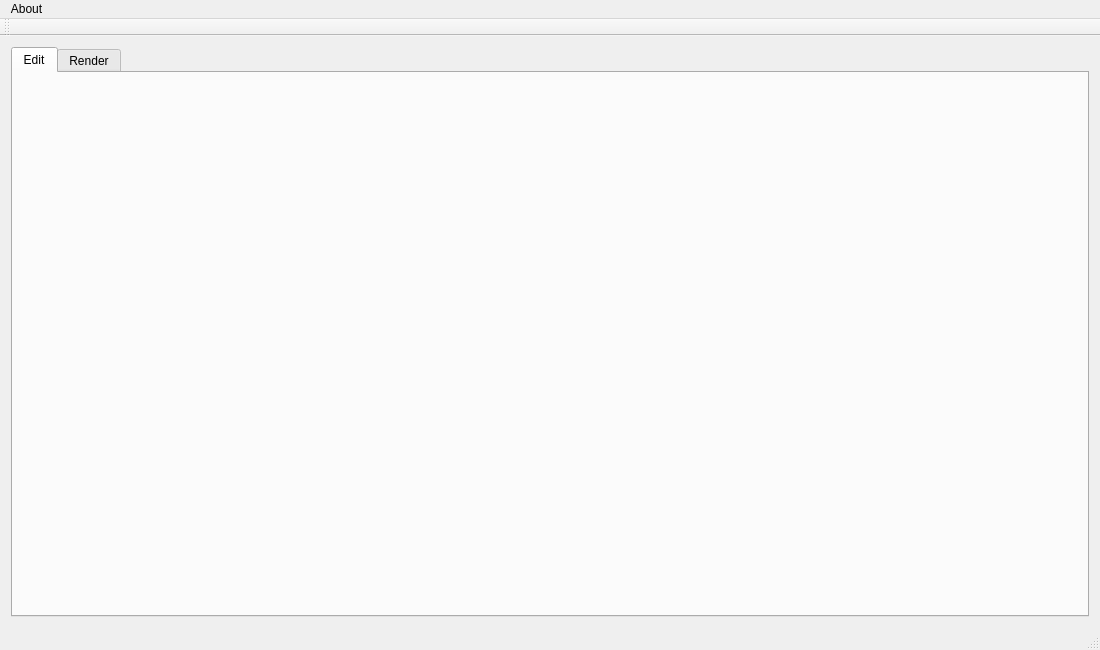
Above: mainwindow.ui from kazeevn/Mipt-ray-tracer before the change. Below: the same form after it.
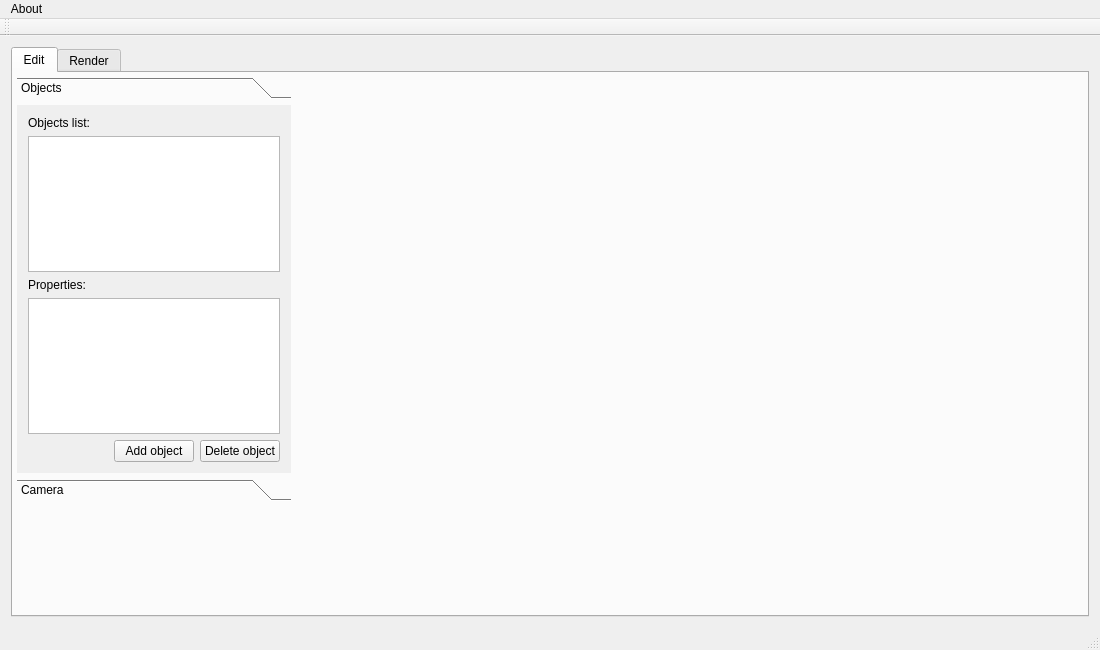
That is the form after the change. Icons and pictures are not drawn.

Commit message: UI now lies in .ui file

The edit to the form file:
```diff
--- a/mainwindow.ui
+++ b/mainwindow.ui
@@ -21,7 +21,7 @@
    <bool>false</bool>
   </property>
   <widget class="QWidget" name="centralWidget">
-   <layout class="QHBoxLayout" name="horizontalLayout">
+   <layout class="QVBoxLayout" name="verticalLayout_4">
     <item>
      <widget class="QTabWidget" name="tabWidget">
       <property name="currentIndex">
@@ -31,6 +31,110 @@
        <attribute name="title">
         <string>Edit</string>
        </attribute>
+       <widget class="QToolBox" name="toolBox">
+        <property name="geometry">
+         <rect>
+          <x>4</x>
+          <y>4</y>
+          <width>274</width>
+          <height>424</height>
+         </rect>
+        </property>
+        <property name="currentIndex">
+         <number>0</number>
+        </property>
+        <widget class="QWidget" name="objPage">
+         <property name="geometry">
+          <rect>
+           <x>0</x>
+           <y>0</y>
+           <width>264</width>
+           <height>360</height>
+          </rect>
+         </property>
+         <attribute name="label">
+          <string>Objects</string>
+         </attribute>
+         <layout class="QVBoxLayout" name="verticalLayout_3">
+          <item>
+           <widget class="QLabel" name="label">
+            <property name="text">
+             <string>Objects list:</string>
+            </property>
+           </widget>
+          </item>
+          <item>
+           <widget class="QListView" name="objectsListView"/>
+          </item>
+          <item>
+           <widget class="QLabel" name="label_2">
+            <property name="text">
+             <string>Properties:</string>
+            </property>
+           </widget>
+          </item>
+          <item>
+           <widget class="QTableView" name="objectsTableView"/>
+          </item>
+          <item>
+           <layout class="QHBoxLayout" name="horizontalLayout_3">
+            <item>
+             <spacer name="horizontalSpacer">
+              <property name="orientation">
+               <enum>Qt::Horizontal</enum>
+              </property>
+              <property name="sizeHint" stdset="0">
+               <size>
+                <width>40</width>
+                <height>20</height>
+               </size>
+              </property>
+             </spacer>
+            </item>
+            <item>
+             <widget class="QPushButton" name="addObjectBtn">
+              <property name="text">
+               <string>Add object</string>
+              </property>
+             </widget>
+            </item>
+            <item>
+             <widget class="QPushButton" name="deleteObjectBtn">
+              <property name="text">
+               <string>Delete object</string>
+              </property>
+             </widget>
+            </item>
+           </layout>
+          </item>
+         </layout>
+        </widget>
+        <widget class="QWidget" name="cameraPage">
+         <property name="geometry">
+          <rect>
+           <x>0</x>
+           <y>0</y>
+           <width>264</width>
+           <height>360</height>
+          </rect>
+         </property>
+         <attribute name="label">
+          <string>Camera</string>
+         </attribute>
+         <layout class="QVBoxLayout" name="verticalLayout_2">
+          <item>
+           <widget class="QTableView" name="cameraTableView"/>
+          </item>
+          <item>
+           <widget class="QCheckBox" name="cameraViewBox">
+            <property name="text">
+             <string>View from camera</string>
+            </property>
+           </widget>
+          </item>
+         </layout>
+        </widget>
+       </widget>
       </widget>
       <widget class="QWidget" name="render">
        <attribute name="title">
```
Left out of the diff: 36 changed lines with no effect on the pictures. The commit also changes 3 other files.
